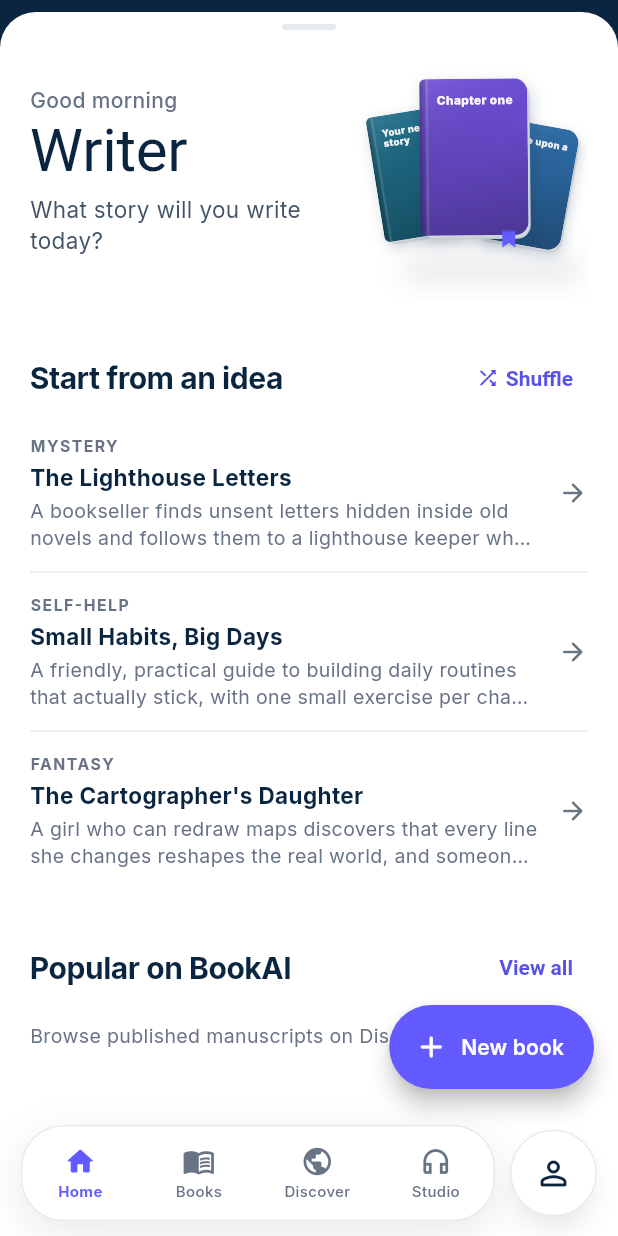
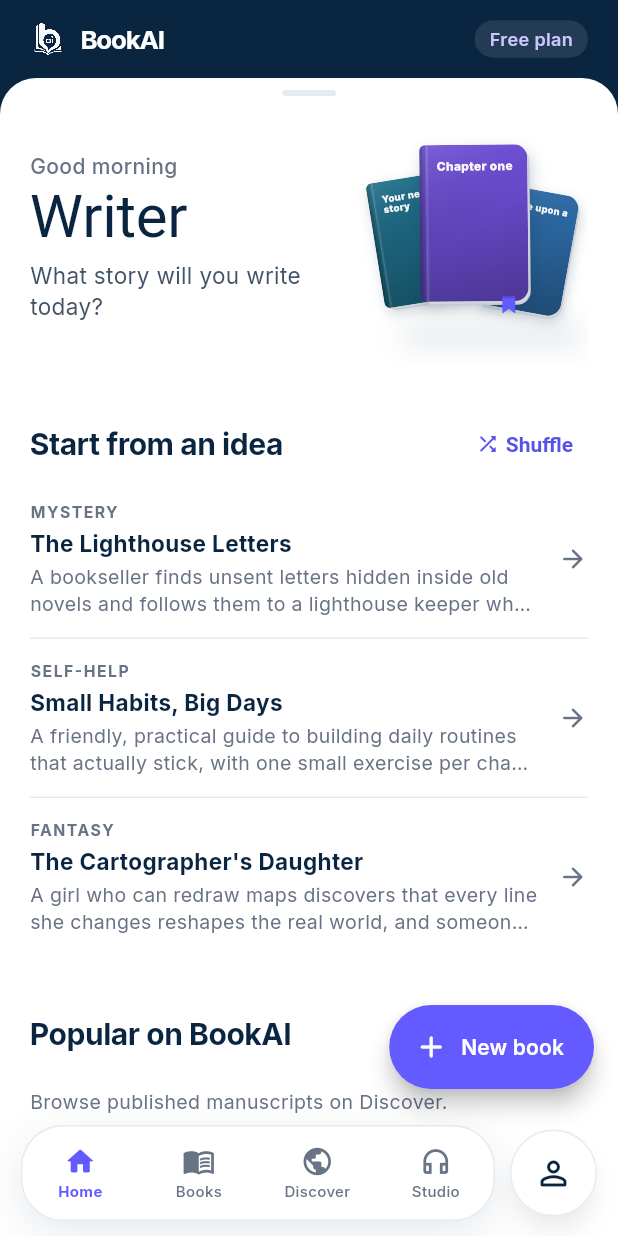
Before and after one commit to SRMAP-University/trybookai, a Flutter app: the HomeScreen screen opened by its route, on a phone screen of 412 x 824 dp. Run offline on Flutter 3.47's test engine with Material 3 defaults, Android fonts, the phone set to English and light mode, and no system bars; our stand-ins replace cached_network_image, dio, file_picker, firebase_core, firebase_messaging, flutter_local_notifications and 7 more; missing offline and left inert: purchases_flutter; accounts and stored records are empty; network calls fail.

Commit message:
Keep a strip of the stats layer showing above Home: logo and plan.
The dark strip with the white BookAI logo on the left and the plan on the
right stays at the top; the sheet rests just below it and scrolls under
it. Tap the strip to open or close the stats. The plan moved out of the
panel into the strip.

Co-Authored-By: Claude Opus 5.5 <noreply@anthropic.com>

```diff
--- a/mobile/lib/screens/home/home_screen.dart
+++ b/mobile/lib/screens/home/home_screen.dart
@@ -140,7 +140,7 @@ class _HomeScreenState extends State<HomeScreen> {
           children: [
             // Your stats, behind the sheet; they rise in as it's pulled down.
             Positioned(
-              top: top,
+              top: top + homePeekHeight,
               left: 0,
               right: 0,
               height: homeStatsHeight,
@@ -172,7 +172,9 @@ class _HomeScreenState extends State<HomeScreen> {
               physics: const HomeSheetPhysics(restOffset: homeStatsHeight),
               slivers: [
                 SliverToBoxAdapter(
-                  child: SizedBox(height: top + 8 + homeStatsHeight),
+                  child: SizedBox(
+                    height: top + homePeekHeight + homeStatsHeight,
+                  ),
                 ),
                 DecoratedSliver(
                   decoration: const BoxDecoration(
@@ -323,13 +325,20 @@ class _HomeScreenState extends State<HomeScreen> {
                 ),
               ],
             ),
-            // The status bar keeps its dark backing as the sheet scrolls under.
+            // The dark strip with the logo and plan stays on top; the sheet
+            // scrolls under it.
             Positioned(
               top: 0,
               left: 0,
               right: 0,
-              height: top,
-              child: const ColoredBox(color: AppColors.navy),
+              height: top + homePeekHeight,
+              child: ColoredBox(
+                color: AppColors.navy,
+                child: Padding(
+                  padding: EdgeInsets.only(top: top),
+                  child: HomePeekBar(user: user, onTap: _toggleStats),
+                ),
+              ),
             ),
           ],
         ),
--- a/mobile/lib/screens/home/home_stats.dart
+++ b/mobile/lib/screens/home/home_stats.dart
@@ -9,9 +9,12 @@ import 'package:flutter/material.dart';
 import 'package:intl/intl.dart';
 import 'package:bookai_mobile/models/models.dart';
 import 'package:bookai_mobile/theme/app_theme.dart';
+import 'package:bookai_mobile/widgets/bookai_logo.dart';
 
-/// How far Home's sheet moves down to show the stats.
-const homeStatsHeight = 300.0;
+/// The strip of the dark layer that always shows above Home's sheet (logo
+/// and plan), and how much further the sheet moves down to show the stats.
+const homePeekHeight = 52.0;
+const homeStatsHeight = 236.0;
 
 const _lavender = Color(0xFFC9C5FF);
 
@@ -115,8 +118,70 @@ class SheetHandle extends StatelessWidget {
   }
 }
 
-/// Plan, what's left this month and what you've written, on the dark layer
-/// behind Home.
+String _planLabel(UserModel? u) {
+  if (u == null) return 'Free';
+  if (u.onTrial && u.trialEndsAt != null) {
+    final ends = DateTime.tryParse(u.trialEndsAt!);
+    if (ends != null) {
+      return 'Free trial · ends ${DateFormat('d MMM').format(ends.toLocal())}';
+    }
+  }
+  return u.onTrial ? u.displayPlanLabel : '${u.displayPlanLabel} plan';
+}
+
+/// The always-visible strip of the dark layer: logo on the left, plan on
+/// the right. Tap it to open or close the stats.
+class HomePeekBar extends StatelessWidget {
+  const HomePeekBar({super.key, required this.user, required this.onTap});
+
+  final UserModel? user;
+  final VoidCallback onTap;
+
+  @override
+  Widget build(BuildContext context) {
+    return Semantics(
+      button: true,
+      label: 'Show or hide your stats',
+      child: GestureDetector(
+        onTap: onTap,
+        behavior: HitTestBehavior.opaque,
+        child: SizedBox(
+          height: homePeekHeight,
+          child: Padding(
+            padding: const EdgeInsets.symmetric(horizontal: 20),
+            child: Row(
+              children: [
+                const BookAiLogo(height: 24, color: Colors.white),
+                const Spacer(),
+                Container(
+                  padding: const EdgeInsets.symmetric(
+                    horizontal: 10,
+                    vertical: 4,
+                  ),
+                  decoration: BoxDecoration(
+                    color: Colors.white.withValues(alpha: 0.1),
+                    borderRadius: BorderRadius.circular(99),
+                  ),
+                  child: Text(
+                    _planLabel(user),
+                    style: const TextStyle(
+                      color: _lavender,
+                      fontSize: 12,
+                      fontWeight: FontWeight.w600,
+                    ),
+                  ),
+                ),
+              ],
+            ),
+          ),
+        ),
+      ),
+    );
+  }
+}
+
+/// What's left this month and what you've written, on the dark layer
+/// behind Home, below the logo strip.
 class HomeStatsPanel extends StatelessWidget {
   const HomeStatsPanel({
     super.key,
@@ -146,61 +211,16 @@ class HomeStatsPanel extends StatelessWidget {
             u.audioMinutesLimit,
           );
 
-    String plan = u?.displayPlanLabel ?? 'Free';
-    if (u != null && u.onTrial && u.trialEndsAt != null) {
-      final ends = DateTime.tryParse(u.trialEndsAt!);
-      if (ends != null) {
-        plan =
-            'Free trial · ends ${DateFormat('d MMM').format(ends.toLocal())}';
-      }
-    } else if (u != null && !u.onTrial) {
-      plan = '${u.displayPlanLabel} plan';
-    }
-
     return ClipRect(
       child: OverflowBox(
         alignment: Alignment.topCenter,
         maxHeight: double.infinity,
         child: Padding(
-          padding: const EdgeInsets.fromLTRB(20, 12, 20, 16),
+          padding: const EdgeInsets.fromLTRB(20, 4, 20, 12),
           child: Column(
             crossAxisAlignment: CrossAxisAlignment.stretch,
             mainAxisSize: MainAxisSize.min,
             children: [
-              Row(
-                children: [
-                  const Expanded(
-                    child: Text(
-                      'Your stats',
-                      style: TextStyle(
-                        color: Colors.white,
-                        fontSize: 18,
-                        fontWeight: FontWeight.w700,
-                        letterSpacing: -0.2,
-                      ),
-                    ),
-                  ),
-                  Container(
-                    padding: const EdgeInsets.symmetric(
-                      horizontal: 10,
-                      vertical: 4,
-                    ),
-                    decoration: BoxDecoration(
-                      color: Colors.white.withValues(alpha: 0.1),
-                      borderRadius: BorderRadius.circular(99),
-                    ),
-                    child: Text(
-                      plan,
-                      style: const TextStyle(
-                        color: _lavender,
-                        fontSize: 12,
-                        fontWeight: FontWeight.w600,
-                      ),
-                    ),
-                  ),
-                ],
-              ),
-              const SizedBox(height: 14),
               Row(
                 children: [
                   Expanded(
--- a/mobile/lib/widgets/bookai_logo.dart
+++ b/mobile/lib/widgets/bookai_logo.dart
@@ -6,10 +6,14 @@ class BookAiLogo extends StatelessWidget {
     super.key,
     this.height = 36,
     this.showWordmark = true,
+    this.color,
   });
 
   final double height;
   final bool showWordmark;
+
+  /// Mark and wordmark colour; dark by default, for light backgrounds.
+  final Color? color;
 
   @override
   Widget build(BuildContext context) {
@@ -22,7 +26,7 @@ class BookAiLogo extends StatelessWidget {
           width: height,
           filterQuality: FilterQuality.high,
           // Force dark mark on light UI (asset is black; tint keeps it crisp).
-          color: Colors.black,
+          color: color ?? Colors.black,
           colorBlendMode: BlendMode.srcIn,
         ),
         if (showWordmark) ...[
@@ -33,7 +37,7 @@ class BookAiLogo extends StatelessWidget {
               fontSize: height * 0.72,
               fontWeight: FontWeight.w700,
               letterSpacing: -0.8,
-              color: AppColors.navy,
+              color: color ?? AppColors.navy,
               height: 1,
             ),
           ),
```
